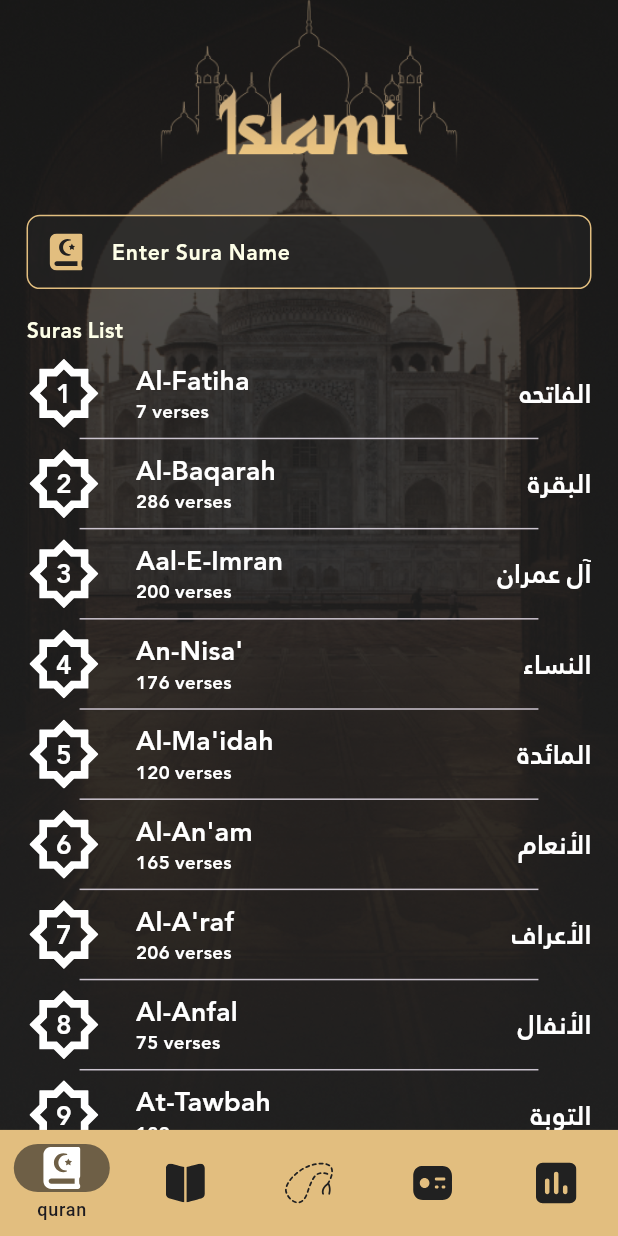
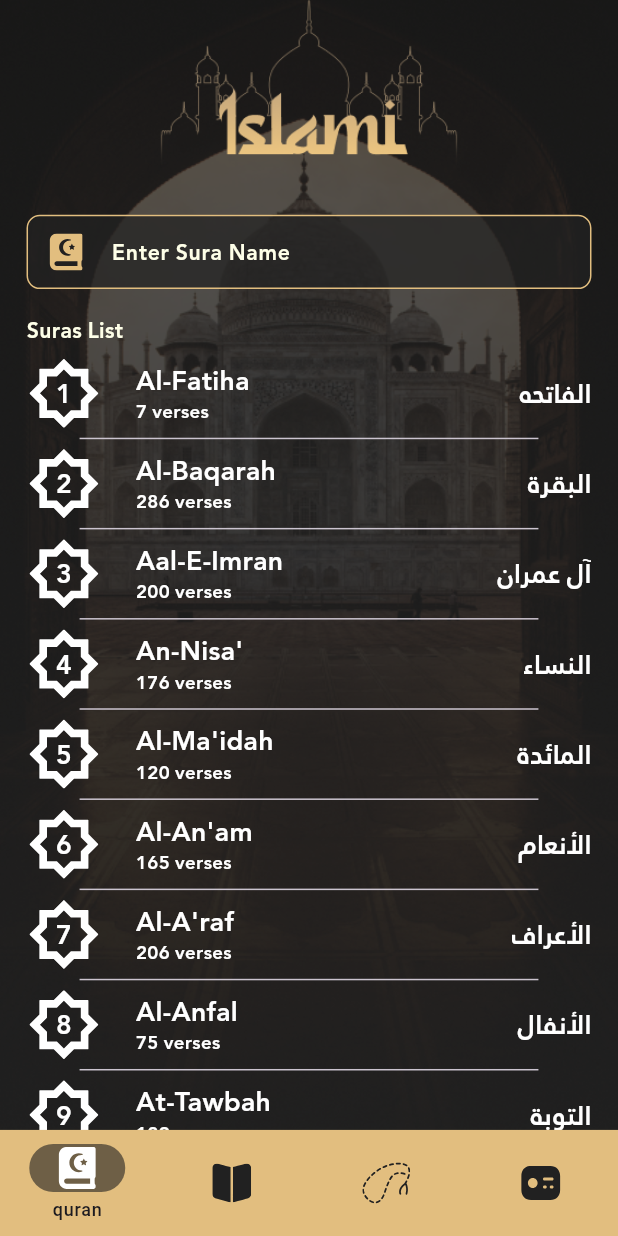
Before and after one commit to ahmed43ban/Islami-App, a Flutter app: the HomeScreen screen opened by its route, on a phone screen of 412 x 824 dp. Run offline on Flutter 3.47's test engine with Material 3 defaults, Android fonts, the phone set to English and light mode, and no system bars; our stand-ins replace audioplayers, flutter_screenutil, flutter_svg, fluttertoast, shared_preferences; missing offline and left inert: dart:ffi; accounts and stored records are empty.

```diff
--- a/lib/ui/home/screen/home_screen.dart
+++ b/lib/ui/home/screen/home_screen.dart
@@ -24,7 +24,7 @@ class _HomeScreenState extends State<HomeScreen> {
     Hadithtab(),
     Sebhatab(),
     Radiotab(),
-    Timetab()
+    //Timetab()
   ];
 
   @override
@@ -91,7 +91,7 @@ class _HomeScreenState extends State<HomeScreen> {
                   ColorFilter.mode(ColorManger.teritary, BlendMode.srcIn),
                 ),
                 label: StringsManger.radio),
-            NavigationDestination(
+            /*NavigationDestination(
                 icon: SvgPicture.asset(
                   AssetsManger.time,
                   colorFilter:
@@ -102,7 +102,7 @@ class _HomeScreenState extends State<HomeScreen> {
                   colorFilter:
                   ColorFilter.mode(ColorManger.teritary, BlendMode.srcIn),
                 ),
-                label: StringsManger.time),
+                label: StringsManger.time),*/
           ]),
       body: tabs[selctedindex],
     );
```
